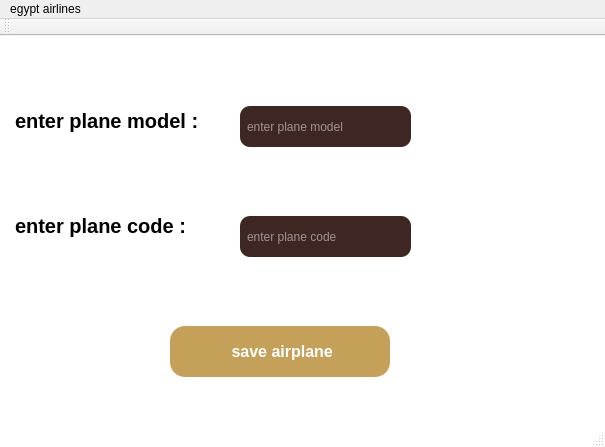
First picture: the form in s_p_project/s_p_project.ui, repository mohamedalaaabdalaah-lgtm/s_p_project, before the edit.
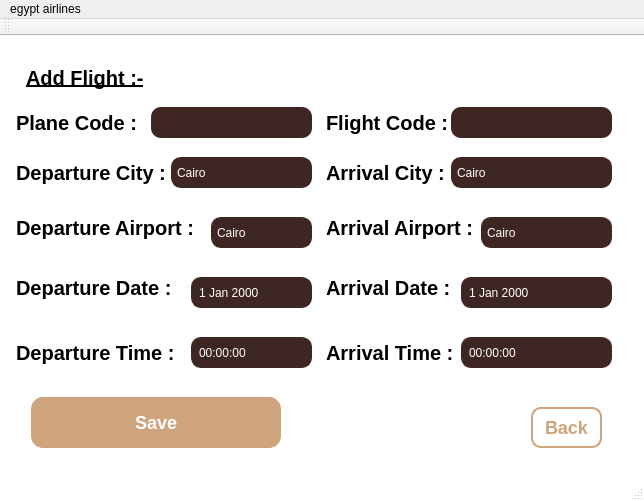
Second picture: the form after the edit.

Commit message: add flight page gui

```diff
--- a/s_p_project/s_p_project.ui
+++ b/s_p_project/s_p_project.ui
@@ -6,8 +6,8 @@
    <rect>
     <x>0</x>
     <y>0</y>
-    <width>605</width>
-    <height>447</height>
+    <width>644</width>
+    <height>501</height>
    </rect>
   </property>
   <property name="windowTitle">
@@ -40,15 +40,9 @@
    <property name="styleSheet">
     <string notr="true">background-color: white;</string>
    </property>
+   <layout class="QGridLayout" name="gridLayout">
+    <item row="0" column="0">
    <widget class="QStackedWidget" name="stackedWidget">
-    <property name="geometry">
-     <rect>
-      <x>0</x>
-      <y>10</y>
-      <width>591</width>
-      <height>391</height>
-     </rect>
-    </property>
     <property name="styleSheet">
      <string notr="true">/* Style for the buttons */
 QPushButton {
@@ -326,12 +320,742 @@
        <string>PushButton</string>
       </property>
      </widget>
+       <widget class="QPushButton" name="btn_back_admin">
+        <property name="geometry">
+         <rect>
+          <x>510</x>
+          <y>370</y>
+          <width>74</width>
+          <height>41</height>
+         </rect>
+        </property>
+        <property name="styleSheet">
+         <string notr="true">QPushButton {
+    /* الخلفية شفافة */
+    background-color: transparent;
+    /* لون الخط (البيج بتاعك) */
+    color: #cda47b; 
+    /* البرواز */
+    border: 2px solid #cda47b;
+    /* الحواف دائرية سِنة */
+    border-radius: 9px;
+    /* الخط عريض (Bold) */
+    font-weight: bold;
+    /* حجم الخط */
+    font-size: 18px;
+    /* الحجم الصغير */
+    min-width: 20px;
+    max-width: 70px;
+    min-height: 10px;
+    max-height: 35px;
+}
+
+/* ستايل لما المستخدم يلمس الزرار بالماوس */
+QPushButton:hover {
+    background-color: #cda47b;
+    color: #3e2723; /* يقلب بني غامق عشان يبان */
+}</string>
+        </property>
+        <property name="text">
+         <string>Back</string>
+        </property>
+       </widget>
+      </widget>
+      <widget class="QWidget" name="add_flight_page">
+       <widget class="QLabel" name="lbl_add_flight">
+        <property name="geometry">
+         <rect>
+          <x>10</x>
+          <y>10</y>
+          <width>171</width>
+          <height>61</height>
+         </rect>
+        </property>
+        <property name="styleSheet">
+         <string notr="true">font: 22pt &quot;Segoe UI&quot;;
+text-decoration: underline;</string>
+        </property>
+        <property name="text">
+         <string>Add Flight :-</string>
+        </property>
+       </widget>
+       <widget class="QLabel" name="lbl_plane_code">
+        <property name="geometry">
+         <rect>
+          <x>0</x>
+          <y>60</y>
+          <width>131</width>
+          <height>51</height>
+         </rect>
+        </property>
+        <property name="text">
+         <string>Plane Code :</string>
+        </property>
+       </widget>
+       <widget class="QLabel" name="lbl_flight_code">
+        <property name="geometry">
+         <rect>
+          <x>310</x>
+          <y>60</y>
+          <width>131</width>
+          <height>51</height>
+         </rect>
+        </property>
+        <property name="text">
+         <string>Flight Code :</string>
+        </property>
+       </widget>
+       <widget class="QLabel" name="lbl_depart_city">
+        <property name="geometry">
+         <rect>
+          <x>0</x>
+          <y>110</y>
+          <width>161</width>
+          <height>51</height>
+         </rect>
+        </property>
+        <property name="text">
+         <string>Departure City :</string>
+        </property>
+       </widget>
+       <widget class="QLabel" name="lbl_arrival_city">
+        <property name="geometry">
+         <rect>
+          <x>310</x>
+          <y>110</y>
+          <width>141</width>
+          <height>51</height>
+         </rect>
+        </property>
+        <property name="text">
+         <string>Arrival City :</string>
+        </property>
+       </widget>
+       <widget class="QLabel" name="lbl_depart_air">
+        <property name="geometry">
+         <rect>
+          <x>0</x>
+          <y>160</y>
+          <width>191</width>
+          <height>61</height>
+         </rect>
+        </property>
+        <property name="text">
+         <string>Departure Airport :</string>
+        </property>
+       </widget>
+       <widget class="QLabel" name="lbl_arrival_air">
+        <property name="geometry">
+         <rect>
+          <x>310</x>
+          <y>160</y>
+          <width>161</width>
+          <height>61</height>
+         </rect>
+        </property>
+        <property name="text">
+         <string>Arrival Airport :</string>
+        </property>
+       </widget>
+       <widget class="QLabel" name="lbl_depart_date">
+        <property name="geometry">
+         <rect>
+          <x>0</x>
+          <y>220</y>
+          <width>171</width>
+          <height>61</height>
+         </rect>
+        </property>
+        <property name="text">
+         <string>Departure Date :</string>
+        </property>
+       </widget>
+       <widget class="QLabel" name="lbl_arrival_date">
+        <property name="geometry">
+         <rect>
+          <x>310</x>
+          <y>210</y>
+          <width>141</width>
+          <height>81</height>
+         </rect>
+        </property>
+        <property name="text">
+         <string>Arrival Date :</string>
+        </property>
+       </widget>
+       <widget class="QLabel" name="lbl_depart_time">
+        <property name="geometry">
+         <rect>
+          <x>0</x>
+          <y>280</y>
+          <width>181</width>
+          <height>71</height>
+         </rect>
+        </property>
+        <property name="text">
+         <string>Departure Time :</string>
+        </property>
+       </widget>
+       <widget class="QLabel" name="lbl_arrival_time">
+        <property name="geometry">
+         <rect>
+          <x>310</x>
+          <y>280</y>
+          <width>151</width>
+          <height>71</height>
+         </rect>
+        </property>
+        <property name="text">
+         <string>Arrival Time :</string>
+        </property>
+       </widget>
+       <widget class="QLineEdit" name="txt_plane_code">
+        <property name="geometry">
+         <rect>
+          <x>140</x>
+          <y>60</y>
+          <width>161</width>
+          <height>31</height>
+         </rect>
+        </property>
+        <property name="styleSheet">
+         <string notr="true">QLineEdit {
+    background-color: #3e2723; /* Dark Coffee */
+    color: #ffffff;           /* White text so you can actually see it! */
+    border-radius: 10px;
+    padding: 5px;
+}</string>
+        </property>
+       </widget>
+       <widget class="QLineEdit" name="txt_flight_code">
+        <property name="geometry">
+         <rect>
+          <x>440</x>
+          <y>60</y>
+          <width>161</width>
+          <height>31</height>
+         </rect>
+        </property>
+        <property name="styleSheet">
+         <string notr="true">QLineEdit {
+    background-color: #3e2723; /* Dark Coffee */
+    color: #ffffff;           /* White text so you can actually see it! */
+    border-radius: 10px;
+    padding: 5px;
+}</string>
+        </property>
+       </widget>
+       <widget class="QComboBox" name="cmb_depart_city">
+        <property name="geometry">
+         <rect>
+          <x>160</x>
+          <y>110</y>
+          <width>141</width>
+          <height>31</height>
+         </rect>
+        </property>
+        <property name="styleSheet">
+         <string notr="true">/* 1. المربع الأساسي اللي بيظهر قدامك */
+QComboBox {
+    background-color: #3e2723;
+    color: #ffffff;
+    border-radius: 10px;
+    padding: 5px;
+    border: 1px solid #3e2723;
+}
+
+/* 2. منطقة السهم اللي على اليمين */
+QComboBox::drop-down {
+    border: none; /* بنشيل أي حدود قديمة عشان الشكل يبقى ناعم */
+    width: 30px;  /* بندي مساحة للسهم */
+}
+
+/* 3. القائمة المنسدلة نفسها (الـ Menu اللي بتفتح) */
+QComboBox QAbstractItemView {
+    background-color: #3e2723; /* نفس لون الخلفية */
+    color: #ffffff;
+    border: 1px solid #ffffff; /* إطار أبيض خفيف يحدد القائمة */
+    selection-background-color: #5d4037; /* لون أفتح شوية لما تقف بالماوس على اختيار */
+    selection-color: #ffffff;
+}</string>
+        </property>
+        <item>
+         <property name="text">
+          <string>Cairo</string>
+         </property>
+        </item>
+        <item>
+         <property name="text">
+          <string>Alix</string>
+         </property>
+        </item>
+        <item>
+         <property name="text">
+          <string>Moscow</string>
+         </property>
+        </item>
+        <item>
+         <property name="text">
+          <string>Bejen</string>
+         </property>
+        </item>
+        <item>
+         <property name="text">
+          <string>Doha</string>
+         </property>
+        </item>
+        <item>
+         <property name="text">
+          <string>Dubai</string>
+         </property>
+        </item>
+        <item>
+         <property name="text">
+          <string>Gaddah</string>
+         </property>
+        </item>
+        <item>
+         <property name="text">
+          <string>Paris</string>
+         </property>
+        </item>
+        <item>
+         <property name="text">
+          <string>Berlin</string>
+         </property>
+        </item>
+       </widget>
+       <widget class="QComboBox" name="cmb_arrival_city">
+        <property name="geometry">
+         <rect>
+          <x>440</x>
+          <y>110</y>
+          <width>161</width>
+          <height>31</height>
+         </rect>
+        </property>
+        <property name="styleSheet">
+         <string notr="true">/* 1. المربع الأساسي اللي بيظهر قدامك */
+QComboBox {
+    background-color: #3e2723;
+    color: #ffffff;
+    border-radius: 10px;
+    padding: 5px;
+    border: 1px solid #3e2723;
+}
+
+/* 2. منطقة السهم اللي على اليمين */
+QComboBox::drop-down {
+    border: none; /* بنشيل أي حدود قديمة عشان الشكل يبقى ناعم */
+    width: 30px;  /* بندي مساحة للسهم */
+}
+
+/* 3. القائمة المنسدلة نفسها (الـ Menu اللي بتفتح) */
+QComboBox QAbstractItemView {
+    background-color: #3e2723; /* نفس لون الخلفية */
+    color: #ffffff;
+    border: 1px solid #ffffff; /* إطار أبيض خفيف يحدد القائمة */
+    selection-background-color: #5d4037; /* لون أفتح شوية لما تقف بالماوس على اختيار */
+    selection-color: #ffffff;
+}</string>
+        </property>
+        <item>
+         <property name="text">
+          <string>Cairo</string>
+         </property>
+        </item>
+        <item>
+         <property name="text">
+          <string>Alix</string>
+         </property>
+        </item>
+        <item>
+         <property name="text">
+          <string>Moscow</string>
+         </property>
+        </item>
+        <item>
+         <property name="text">
+          <string>Paris</string>
+         </property>
+        </item>
+        <item>
+         <property name="text">
+          <string>Doha</string>
+         </property>
+        </item>
+        <item>
+         <property name="text">
+          <string>Gaddah</string>
+         </property>
+        </item>
+        <item>
+         <property name="text">
+          <string>Berlin</string>
+         </property>
+        </item>
+       </widget>
+       <widget class="QComboBox" name="cmb_depart_air">
+        <property name="geometry">
+         <rect>
+          <x>200</x>
+          <y>170</y>
+          <width>101</width>
+          <height>31</height>
+         </rect>
+        </property>
+        <property name="styleSheet">
+         <string notr="true">/* 1. المربع الأساسي اللي بيظهر قدامك */
+QComboBox {
+    background-color: #3e2723;
+    color: #ffffff;
+    border-radius: 10px;
+    padding: 5px;
+    border: 1px solid #3e2723;
+}
+
+/* 2. منطقة السهم اللي على اليمين */
+QComboBox::drop-down {
+    border: none; /* بنشيل أي حدود قديمة عشان الشكل يبقى ناعم */
+    width: 30px;  /* بندي مساحة للسهم */
+}
+
+/* 3. القائمة المنسدلة نفسها (الـ Menu اللي بتفتح) */
+QComboBox QAbstractItemView {
+    background-color: #3e2723; /* نفس لون الخلفية */
+    color: #ffffff;
+    border: 1px solid #ffffff; /* إطار أبيض خفيف يحدد القائمة */
+    selection-background-color: #5d4037; /* لون أفتح شوية لما تقف بالماوس على اختيار */
+    selection-color: #ffffff;
+}</string>
+        </property>
+        <item>
+         <property name="text">
+          <string>Cairo</string>
+         </property>
+        </item>
+        <item>
+         <property name="text">
+          <string>Borj el Arab</string>
+         </property>
+        </item>
+        <item>
+         <property name="text">
+          <string>Sphinix</string>
+         </property>
+        </item>
+        <item>
+         <property name="text">
+          <string>Aswan</string>
+         </property>
+        </item>
+       </widget>
+       <widget class="QComboBox" name="cmb_arrival_air">
+        <property name="geometry">
+         <rect>
+          <x>470</x>
+          <y>170</y>
+          <width>131</width>
+          <height>31</height>
+         </rect>
+        </property>
+        <property name="styleSheet">
+         <string notr="true">/* 1. المربع الأساسي اللي بيظهر قدامك */
+QComboBox {
+    background-color: #3e2723;
+    color: #ffffff;
+    border-radius: 10px;
+    padding: 5px;
+    border: 1px solid #3e2723;
+}
+
+/* 2. منطقة السهم اللي على اليمين */
+QComboBox::drop-down {
+    border: none; /* بنشيل أي حدود قديمة عشان الشكل يبقى ناعم */
+    width: 30px;  /* بندي مساحة للسهم */
+}
+
+/* 3. القائمة المنسدلة نفسها (الـ Menu اللي بتفتح) */
+QComboBox QAbstractItemView {
+    background-color: #3e2723; /* نفس لون الخلفية */
+    color: #ffffff;
+    border: 1px solid #ffffff; /* إطار أبيض خفيف يحدد القائمة */
+    selection-background-color: #5d4037; /* لون أفتح شوية لما تقف بالماوس على اختيار */
+    selection-color: #ffffff;
+}
+</string>
+        </property>
+        <item>
+         <property name="text">
+          <string>Cairo</string>
+         </property>
+        </item>
+        <item>
+         <property name="text">
+          <string>A</string>
+         </property>
+        </item>
+        <item>
+         <property name="text">
+          <string>S</string>
+         </property>
+        </item>
+        <item>
+         <property name="text">
+          <string>D</string>
+         </property>
+        </item>
+        <item>
+         <property name="text">
+          <string>X</string>
+         </property>
+        </item>
+       </widget>
+       <widget class="QDateEdit" name="date_depart">
+        <property name="geometry">
+         <rect>
+          <x>180</x>
+          <y>230</y>
+          <width>121</width>
+          <height>31</height>
+         </rect>
+        </property>
+        <property name="styleSheet">
+         <string notr="true">/* 1. التصميم الأساسي (النسخة الصارمة) */
+QDateEdit, QTimeEdit {
+    background: #3e2723 !important; 
+    color: #ffffff !important;
+    border-radius: 10px;
+    padding: 5px;
+    /* سطر الحدود ده مهم جداً لأنه بيلغي تحكم الويندوز تماماً */
+    border: 1px solid #3e2723 !important; 
+}
+
+/* 2. إخفاء وإدماج أزرار الأسهم */
+QDateEdit::up-button, QDateEdit::down-button,
+QTimeEdit::up-button, QTimeEdit::down-button {
+    border: none !important;
+    background: transparent !important;
+    width: 20px;
+}
+
+/* 3. تظبيط شكل السهم الخاص بالنتيجة */
+QDateEdit::drop-down {
+    border: none !important;
+    background: transparent !important;
+    width: 25px;
+}</string>
+        </property>
+       </widget>
+       <widget class="QDateEdit" name="date_arrival">
+        <property name="geometry">
+         <rect>
+          <x>450</x>
+          <y>230</y>
+          <width>151</width>
+          <height>31</height>
+         </rect>
+        </property>
+        <property name="styleSheet">
+         <string notr="true">/* 1. التصميم الأساسي (النسخة الصارمة) */
+QDateEdit, QTimeEdit {
+    background: #3e2723 !important; 
+    color: #ffffff !important;
+    border-radius: 10px;
+    padding: 5px;
+    /* سطر الحدود ده مهم جداً لأنه بيلغي تحكم الويندوز تماماً */
+    border: 1px solid #3e2723 !important; 
+}
+
+/* 2. إخفاء وإدماج أزرار الأسهم */
+QDateEdit::up-button, QDateEdit::down-button,
+QTimeEdit::up-button, QTimeEdit::down-button {
+    border: none !important;
+    background: transparent !important;
+    width: 20px;
+}
+
+/* 3. تظبيط شكل السهم الخاص بالنتيجة */
+QDateEdit::drop-down {
+    border: none !important;
+    background: transparent !important;
+    width: 25px;
+}</string>
+        </property>
+       </widget>
+       <widget class="QTimeEdit" name="time_depart">
+        <property name="geometry">
+         <rect>
+          <x>180</x>
+          <y>290</y>
+          <width>121</width>
+          <height>31</height>
+         </rect>
+        </property>
+        <property name="styleSheet">
+         <string notr="true">/* 1. التصميم الأساسي (النسخة الصارمة) */
+QDateEdit, QTimeEdit {
+    background: #3e2723 !important; 
+    color: #ffffff !important;
+    border-radius: 10px;
+    padding: 5px;
+    /* سطر الحدود ده مهم جداً لأنه بيلغي تحكم الويندوز تماماً */
+    border: 1px solid #3e2723 !important; 
+}
+
+/* 2. إخفاء وإدماج أزرار الأسهم */
+QDateEdit::up-button, QDateEdit::down-button,
+QTimeEdit::up-button, QTimeEdit::down-button {
+    border: none !important;
+    background: transparent !important;
+    width: 20px;
+}
+
+/* 3. تظبيط شكل السهم الخاص بالنتيجة */
+QDateEdit::drop-down {
+    border: none !important;
+    background: transparent !important;
+    width: 25px;
+}</string>
+        </property>
+       </widget>
+       <widget class="QTimeEdit" name="time_arrival">
+        <property name="geometry">
+         <rect>
+          <x>450</x>
+          <y>290</y>
+          <width>151</width>
+          <height>31</height>
+         </rect>
+        </property>
+        <property name="styleSheet">
+         <string notr="true">/* 1. التصميم الأساسي (النسخة الصارمة) */
+QDateEdit, QTimeEdit {
+    background: #3e2723 !important; 
+    color: #ffffff !important;
+    border-radius: 10px;
+    padding: 5px;
+    /* سطر الحدود ده مهم جداً لأنه بيلغي تحكم الويندوز تماماً */
+    border: 1px solid #3e2723 !important; 
+}
+
+/* 2. إخفاء وإدماج أزرار الأسهم */
+QDateEdit::up-button, QDateEdit::down-button,
+QTimeEdit::up-button, QTimeEdit::down-button {
+    border: none !important;
+    background: transparent !important;
+    width: 20px;
+}
+
+/* 3. تظبيط شكل السهم الخاص بالنتيجة */
+QDateEdit::drop-down {
+    border: none !important;
+    background: transparent !important;
+    width: 25px;
+}</string>
+        </property>
+       </widget>
+       <widget class="QPushButton" name="btn_save_flight">
+        <property name="geometry">
+         <rect>
+          <x>20</x>
+          <y>350</y>
+          <width>250</width>
+          <height>51</height>
+         </rect>
+        </property>
+        <property name="styleSheet">
+         <string notr="true">/* الشكل الأساسي للزرار مع تكبير الخط */
+QPushButton {
+    background-color: #cda47b; 
+    color: #ffffff; 
+    border-radius: 12px;
+    padding: 10px 25px; /* زودنا المسافة الداخلية عشان الزرار يكبر مع الكلمة */
+    font-weight: bold;
+    font-size: 18px; /* &lt;-- هنا كبرنا الخط، لو لسه صغير خليه 20px */
+}
+
+/* تأثير لما تقف عليه بالماوس */
+QPushButton:hover {
+    background-color: #b88e65; 
+}
+
+/* تأثير لما تدوس عليه */
+QPushButton:pressed {
+    background-color: #9f764e; 
+}</string>
+        </property>
+        <property name="text">
+         <string>Save</string>
+        </property>
+       </widget>
+       <widget class="QPushButton" name="btn_back_flight">
+        <property name="geometry">
+         <rect>
+          <x>520</x>
+          <y>360</y>
+          <width>71</width>
+          <height>41</height>
+         </rect>
+        </property>
+        <property name="minimumSize">
+         <size>
+          <width>54</width>
+          <height>34</height>
+         </size>
+        </property>
+        <property name="maximumSize">
+         <size>
+          <width>74</width>
+          <height>59</height>
+         </size>
+        </property>
+        <property name="font">
+         <font>
+          <pointsize>-1</pointsize>
+          <italic>false</italic>
+          <bold>true</bold>
+          <underline>false</underline>
+          <strikeout>false</strikeout>
+         </font>
+        </property>
+        <property name="styleSheet">
+         <string notr="true">   QPushButton {
+    /* الخلفية شفافة */
+    background-color: transparent;
+    /* لون الخط (البيج بتاعك) */
+    color: #cda47b; 
+    /* البرواز */
+    border: 2px solid #cda47b;
+    /* الحواف دائرية سِنة */
+    border-radius: 10px;
+    /* الخط عريض (Bold) */
+    font-weight: bold;
+    /* حجم الخط */
+    font-size: 18px;
+    /* الحجم الصغير */
+    min-width: 30px;
+    max-width: 50px;
+    min-height: 10px;
+    max-height: 35px;
+}
+
+/* ستايل لما المستخدم يلمس الزرار بالماوس */
+QPushButton:hover {
+    background-color: #cda47b;
+    color: #3e2723; /* يقلب بني غامق عشان يبان */
+}</string>
+        </property>
+        <property name="text">
+         <string>Back</string>
+        </property>
+       </widget>
     </widget>
     <widget class="QWidget" name="addplane_page">
      <widget class="QLineEdit" name="txt_add_model">
       <property name="geometry">
        <rect>
-        <x>240</x>
+          <x>230</x>
         <y>60</y>
         <width>171</width>
         <height>41</height>
@@ -346,40 +1070,40 @@
 }</string>
       </property>
       <property name="placeholderText">
-       <string>enter plane model</string>
+         <string>Enter Plane Model</string>
       </property>
      </widget>
      <widget class="QLabel" name="label_3">
       <property name="geometry">
        <rect>
         <x>10</x>
-        <y>60</y>
+          <y>50</y>
         <width>211</width>
-        <height>51</height>
+          <height>71</height>
        </rect>
       </property>
       <property name="text">
-       <string>&lt;html&gt;&lt;head/&gt;&lt;body&gt;&lt;p&gt;&lt;span style=&quot; font-size:15pt;&quot;&gt;enter plane model : &lt;/span&gt;&lt;/p&gt;&lt;/body&gt;&lt;/html&gt;</string>
+         <string>&lt;html&gt;&lt;head/&gt;&lt;body&gt;&lt;p&gt;&lt;span style=&quot; font-size:15pt;&quot;&gt;Enter Plane Model : &lt;/span&gt;&lt;/p&gt;&lt;/body&gt;&lt;/html&gt;</string>
       </property>
      </widget>
      <widget class="QLabel" name="label_4">
       <property name="geometry">
        <rect>
         <x>10</x>
-        <y>160</y>
+          <y>140</y>
         <width>191</width>
-        <height>61</height>
+          <height>101</height>
        </rect>
       </property>
       <property name="text">
-       <string>&lt;html&gt;&lt;head/&gt;&lt;body&gt;&lt;p&gt;&lt;span style=&quot; font-size:15pt;&quot;&gt;enter plane code :&lt;/span&gt;&lt;/p&gt;&lt;/body&gt;&lt;/html&gt;</string>
+         <string>&lt;html&gt;&lt;head/&gt;&lt;body&gt;&lt;p&gt;&lt;span style=&quot; font-size:15pt;&quot;&gt;Enter Plane Code :&lt;/span&gt;&lt;/p&gt;&lt;/body&gt;&lt;/html&gt;</string>
       </property>
      </widget>
      <widget class="QLineEdit" name="txt_add_code">
       <property name="geometry">
        <rect>
-        <x>240</x>
-        <y>170</y>
+          <x>230</x>
+          <y>160</y>
         <width>171</width>
         <height>41</height>
        </rect>
@@ -393,31 +1117,79 @@
 }</string>
       </property>
       <property name="placeholderText">
-       <string>enter plane code</string>
+         <string>Enter Plane Code</string>
       </property>
      </widget>
      <widget class="QPushButton" name="btn_save_plane">
       <property name="geometry">
        <rect>
-        <x>170</x>
-        <y>280</y>
+          <x>201</x>
+          <y>260</y>
         <width>220</width>
         <height>51</height>
        </rect>
       </property>
+        <property name="font">
+         <font>
+          <pointsize>-1</pointsize>
+          <bold>true</bold>
+         </font>
+        </property>
       <property name="text">
-       <string> save airplane</string>
-      </property>
-     </widget>
-    </widget>
-   </widget>
+         <string> Save Plane</string>
+        </property>
+       </widget>
+       <widget class="QPushButton" name="btn_back_addplane">
+        <property name="geometry">
+         <rect>
+          <x>510</x>
+          <y>370</y>
+          <width>74</width>
+          <height>41</height>
+         </rect>
+        </property>
+        <property name="styleSheet">
+         <string notr="true">QPushButton {
+    /* الخلفية شفافة */
+    background-color: transparent;
+    /* لون الخط (البيج بتاعك) */
+    color: #cda47b; 
+    /* البرواز */
+    border: 2px solid #cda47b;
+    /* الحواف دائرية سِنة */
+    border-radius: 10px;
+    /* الخط عريض (Bold) */
+    font-weight: bold;
+    /* حجم الخط */
+    font-size: 18px;
+    /* الحجم الصغير */
+    min-width: 20px;
+    max-width: 50px;
+    min-height: 10px;
+    max-height: 35px;
+}
+
+/* ستايل لما المستخدم يلمس الزرار بالماوس */
+QPushButton:hover {
+    background-color: #cda47b;
+    color: #3e2723; /* يقلب بني غامق عشان يبان */
+}</string>
+        </property>
+        <property name="text">
+         <string>Back</string>
+        </property>
+       </widget>
+      </widget>
+     </widget>
+    </item>
+   </layout>
   </widget>
   <widget class="QMenuBar" name="menuBar">
    <property name="geometry">
     <rect>
      <x>0</x>
      <y>0</y>
-     <width>605</width>
+     <width>644</width>
      <height>21</height>
     </rect>
    </property>
```
Left out of the diff: 125 changed lines with no effect on the pictures. Lines whose indentation alone changed are shown as unchanged. The commit also changes 6 other files.
